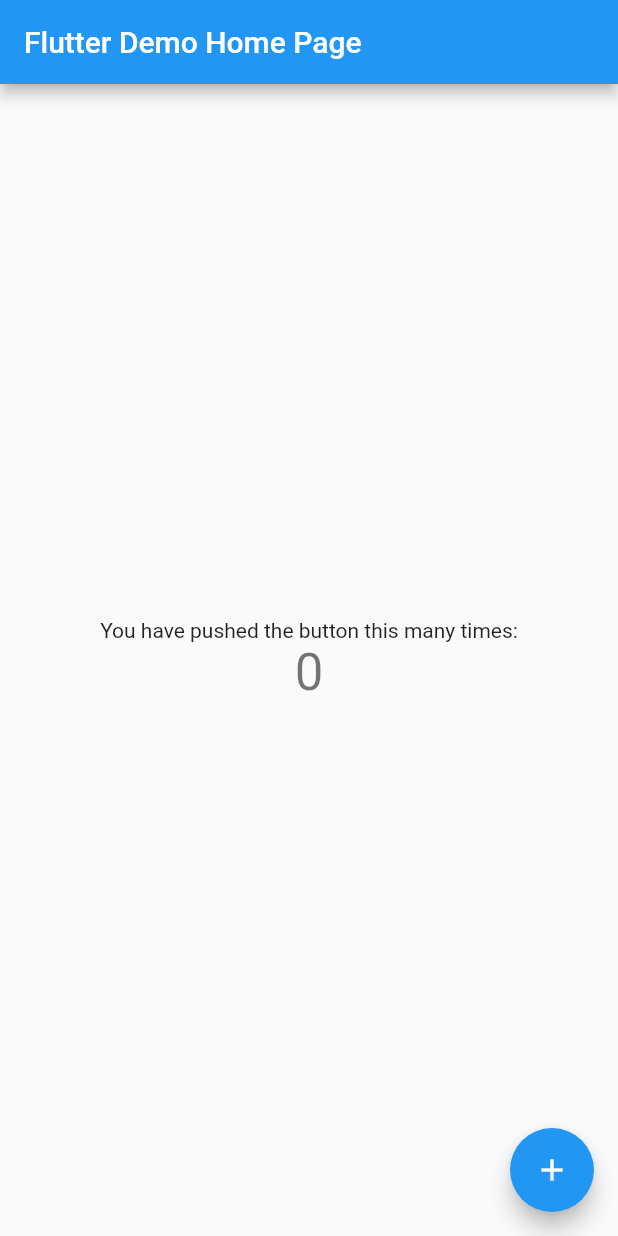
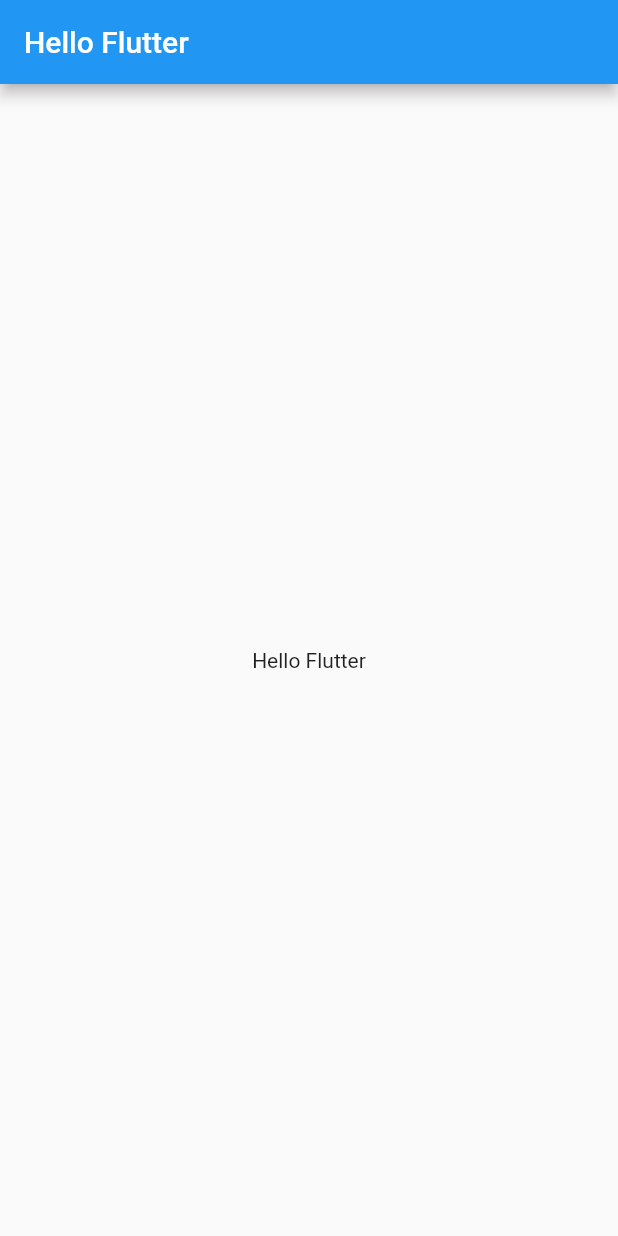
Before and after one commit to BenevolentEasternGovernor/flutter-tutorial, a Flutter app: the screen it shows after launch, on a phone screen of 412 x 824 dp. Run offline on Flutter 3.47's test engine with Material 2 defaults, Android fonts, the phone set to English and light mode, and no system bars.

Commit message:
1. Hello Flutter

```diff
--- a/lib/main.dart
+++ b/lib/main.dart
@@ -1,115 +1,21 @@
-import 'package:flutter/material.dart';
+import "package:flutter/material.dart";
 
 void main() {
-  runApp(const MyApp());
+  runApp(App());
 }
 
-class MyApp extends StatelessWidget {
-  const MyApp({super.key});
-
-  // This widget is the root of your application.
+class App extends StatelessWidget {
   @override
   Widget build(BuildContext context) {
     return MaterialApp(
-      title: 'Flutter Demo',
-      theme: ThemeData(
-        // This is the theme of your application.
-        //
-        // Try running your application with "flutter run". You'll see the
-        // application has a blue toolbar. Then, without quitting the app, try
-        // changing the primarySwatch below to Colors.green and then invoke
-        // "hot reload" (press "r" in the console where you ran "flutter run",
-        // or simply save your changes to "hot reload" in a Flutter IDE).
-        // Notice that the counter didn't reset back to zero; the application
-        // is not restarted.
-        primarySwatch: Colors.blue,
+      home: Scaffold(
+        appBar: AppBar(
+          title: Text("Hello Flutter"),
+        ),
+        body: Center(
+          child: Text("Hello Flutter"),
+        ),
       ),
-      home: const MyHomePage(title: 'Flutter Demo Home Page'),
     );
   }
 }
-
-class MyHomePage extends StatefulWidget {
-  const MyHomePage({super.key, required this.title});
-
-  // This widget is the home page of your application. It is stateful, meaning
-  // that it has a State object (defined below) that contains fields that affect
-  // how it looks.
-
-  // This class is the configuration for the state. It holds the values (in this
-  // case the title) provided by the parent (in this case the App widget) and
-  // used by the build method of the State. Fields in a Widget subclass are
-  // always marked "final".
-
-  final String title;
-
-  @override
-  State<MyHomePage> createState() => _MyHomePageState();
-}
-
-class _MyHomePageState extends State<MyHomePage> {
-  int _counter = 0;
-
-  void _incrementCounter() {
-    setState(() {
-      // This call to setState tells the Flutter framework that something has
-      // changed in this State, which causes it to rerun the build method below
-      // so that the display can reflect the updated values. If we changed
-      // _counter without calling setState(), then the build method would not be
-      // called again, and so nothing would appear to happen.
-      _counter++;
-    });
-  }
-
-  @override
-  Widget build(BuildContext context) {
-    // This method is rerun every time setState is called, for instance as done
-    // by the _incrementCounter method above.
-    //
-    // The Flutter framework has been optimized to make rerunning build methods
-    // fast, so that you can just rebuild anything that needs updating rather
-    // than having to individually change instances of widgets.
-    return Scaffold(
-      appBar: AppBar(
-        // Here we take the value from the MyHomePage object that was created by
-        // the App.build method, and use it to set our appbar title.
-        title: Text(widget.title),
-      ),
-      body: Center(
-        // Center is a layout widget. It takes a single child and positions it
-        // in the middle of the parent.
-        child: Column(
-          // Column is also a layout widget. It takes a list of children and
-          // arranges them vertically. By default, it sizes itself to fit its
-          // children horizontally, and tries to be as tall as its parent.
-          //
-          // Invoke "debug painting" (press "p" in the console, choose the
-          // "Toggle Debug Paint" action from the Flutter Inspector in Android
-          // Studio, or the "Toggle Debug Paint" command in Visual Studio Code)
-          // to see the wireframe for each widget.
-          //
-          // Column has various properties to control how it sizes itself and
-          // how it positions its children. Here we use mainAxisAlignment to
-          // center the children vertically; the main axis here is the vertical
-          // axis because Columns are vertical (the cross axis would be
-          // horizontal).
-          mainAxisAlignment: MainAxisAlignment.center,
-          children: <Widget>[
-            const Text(
-              'You have pushed the button this many times:',
-            ),
-            Text(
-              '$_counter',
-              style: Theme.of(context).textTheme.headlineMedium,
-            ),
-          ],
-        ),
-      ),
-      floatingActionButton: FloatingActionButton(
-        onPressed: _incrementCounter,
-        tooltip: 'Increment',
-        child: const Icon(Icons.add),
-      ), // This trailing comma makes auto-formatting nicer for build methods.
-    );
-  }
-}
```
